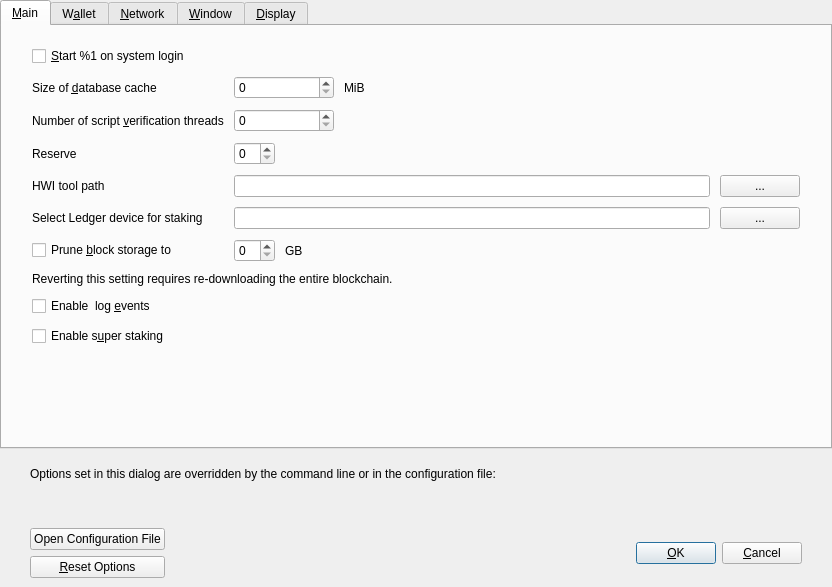
Old version of the form src/qt/forms/optionsdialog.ui in the repository Runebase/runebase.
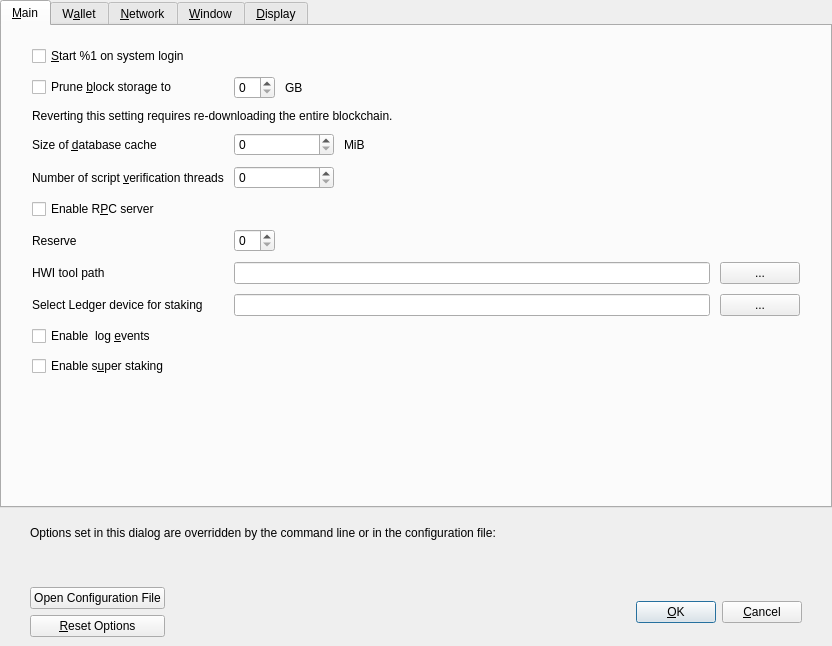
New version of the form. Custom widgets are drawn as their Qt base class.

```diff
--- a/src/qt/forms/optionsdialog.ui
+++ b/src/qt/forms/optionsdialog.ui
@@ -7,7 +7,7 @@
     <x>0</x>
     <y>0</y>
     <width>832</width>
-    <height>587</height>
+    <height>646</height>
    </rect>
   </property>
   <property name="windowTitle">
@@ -54,130 +54,12 @@
        <property name="bottomMargin">
         <number>20</number>
        </property>
-       <item>
-        <widget class="QCheckBox" name="bitcoinAtStartup">
-         <property name="toolTip">
-          <string>Automatically start %1 after logging in to the system.</string>
-         </property>
-         <property name="text">
-          <string>&amp;Start %1 on system login</string>
-         </property>
-        </widget>
-       </item>
        <item>
         <layout class="QGridLayout" name="gridLayout">
          <property name="verticalSpacing">
           <number>10</number>
          </property>
-         <item row="5" column="0">
-          <widget class="QCheckBox" name="prune">
-           <property name="toolTip">
-            <string>Enabling pruning significantly reduces the disk space required to store transactions. All blocks are still fully validated. Reverting this setting requires re-downloading the entire blockchain.</string>
-           </property>
-           <property name="text">
-            <string>Prune &amp;block storage to</string>
-           </property>
-          </widget>
-         </item>
-         <item row="1" column="0">
-          <widget class="QLabel" name="threadsScriptVerifLabel">
-           <property name="text">
-            <string>Number of script &amp;verification threads</string>
-           </property>
-           <property name="textFormat">
-            <enum>Qt::PlainText</enum>
-           </property>
-           <property name="buddy">
-            <cstring>threadsScriptVerif</cstring>
-           </property>
-          </widget>
-         </item>
-         <item row="5" column="1">
-          <layout class="QHBoxLayout" name="horizontalLayout_Main_Prune">
-           <item>
-            <widget class="QSpinBox" name="pruneSize"/>
-           </item>
-           <item>
-            <widget class="QLabel" name="pruneSizeUnitLabel">
-             <property name="text">
-              <string>GB</string>
-             </property>
-             <property name="textFormat">
-              <enum>Qt::PlainText</enum>
-             </property>
-            </widget>
-           </item>
-           <item>
-            <spacer name="horizontalSpacer_Main_Prune">
-             <property name="orientation">
-              <enum>Qt::Horizontal</enum>
-             </property>
-             <property name="sizeHint" stdset="0">
-              <size>
-               <width>40</width>
-               <height>20</height>
-              </size>
-             </property>
-            </spacer>
-           </item>
-          </layout>
-         </item>
-         <item row="3" column="1">
-          <layout class="QHBoxLayout" name="horizontalLayout">
-           <item>
-            <widget class="QLineEdit" name="txtHWIToolPath">
-             <property name="toolTip">
-              <string>Hardware wallet interface tool location on disk</string>
-             </property>
-            </widget>
-           </item>
-           <item>
-            <widget class="QPushButton" name="toolHWIPath">
-             <property name="text">
-              <string>...</string>
-             </property>
-            </widget>
-           </item>
-          </layout>
-         </item>
-         <item row="0" column="1">
-          <layout class="QHBoxLayout" name="horizontalLayout_2_Main">
-           <item>
-            <widget class="QSpinBox" name="databaseCache">
-             <property name="minimumSize">
-              <size>
-               <width>100</width>
-               <height>0</height>
-              </size>
-             </property>
-            </widget>
-           </item>
-           <item>
-            <widget class="QLabel" name="databaseCacheUnitLabel">
-             <property name="text">
-              <string>MiB</string>
-             </property>
-             <property name="textFormat">
-              <enum>Qt::PlainText</enum>
-             </property>
-            </widget>
-           </item>
-           <item>
-            <spacer name="horizontalSpacer_2_Main">
-             <property name="orientation">
-              <enum>Qt::Horizontal</enum>
-             </property>
-             <property name="sizeHint" stdset="0">
-              <size>
-               <width>40</width>
-               <height>20</height>
-              </size>
-             </property>
-            </spacer>
-           </item>
-          </layout>
-         </item>
-         <item row="1" column="1">
+         <item row="4" column="1">
           <layout class="QHBoxLayout" name="horizontalLayout_3_Main">
            <item>
             <widget class="QSpinBox" name="threadsScriptVerif">
@@ -207,18 +89,69 @@
            </item>
           </layout>
          </item>
-         <item row="6" column="0" colspan="2">
-          <widget class="QLabel" name="pruneWarning">
+         <item row="8" column="1">
+          <layout class="QHBoxLayout" name="horizontalLayout2">
+           <item>
+            <widget class="QLineEdit" name="txtStakeLedgerId">
+             <property name="toolTip">
+              <string>Fingerprint of the ledger that you want to be used for staking with hardware wallet</string>
+             </property>
+            </widget>
+           </item>
+           <item>
+            <widget class="QPushButton" name="toolStakeLedgerId">
+             <property name="text">
+              <string>...</string>
+             </property>
+            </widget>
+           </item>
+          </layout>
+         </item>
+         <item row="6" column="1">
+          <layout class="QHBoxLayout" name="horizontalLayout_3_Main_3">
+           <item>
+            <widget class="BitcoinAmountField" name="reserveBalance">
+             <property name="toolTip">
+              <string>Reserve amount that will not be used for staking</string>
+             </property>
+            </widget>
+           </item>
+           <item>
+            <spacer name="horizontalSpacer_3_Main_3">
+             <property name="orientation">
+              <enum>Qt::Horizontal</enum>
+             </property>
+             <property name="sizeHint" stdset="0">
+              <size>
+               <width>40</width>
+               <height>0</height>
+              </size>
+             </property>
+            </spacer>
+           </item>
+          </layout>
+         </item>
+         <item row="4" column="0">
+          <widget class="QLabel" name="threadsScriptVerifLabel">
+           <property name="toolTip">
+            <string extracomment="Tooltip text for Options window setting that sets the number of script verification threads. Explains that negative values mean to leave these many cores free to the system.">Set the number of script verification threads. Negative values correspond to the number of cores you want to leave free to the system.</string>
+           </property>
            <property name="text">
-            <string>Reverting this setting requires re-downloading the entire blockchain.</string>
+            <string>Number of script &amp;verification threads</string>
            </property>
            <property name="textFormat">
             <enum>Qt::PlainText</enum>
            </property>
+           <property name="buddy">
+            <cstring>threadsScriptVerif</cstring>
+           </property>
           </widget>
          </item>
-         <item row="0" column="0">
+         <item row="3" column="0">
           <widget class="QLabel" name="databaseCacheLabel">
+           <property name="toolTip">
+            <string extracomment="Tooltip text for Options window setting that sets the size of the database cache. Explains the corresponding effects of increasing/decreasing this value.">Maximum database cache size. A larger cache can contribute to faster sync, after which the benefit is less pronounced for most use cases. Lowering the cache size will reduce memory usage. Unused mempool memory is shared for this cache.</string>
+           </property>
            <property name="text">
             <string>Size of &amp;database cache</string>
            </property>
@@ -230,14 +163,99 @@
            </property>
           </widget>
          </item>
-         <item row="3" column="0">
+         <item row="2" column="0" colspan="2">
+          <widget class="QLabel" name="pruneWarning">
+           <property name="text">
+            <string>Reverting this setting requires re-downloading the entire blockchain.</string>
+           </property>
+           <property name="textFormat">
+            <enum>Qt::PlainText</enum>
+           </property>
+          </widget>
+         </item>
+         <item row="7" column="0">
           <widget class="QLabel" name="HWIToolLabel">
            <property name="text">
             <string>HWI tool path</string>
            </property>
           </widget>
          </item>
-         <item row="2" column="0">
+         <item row="1" column="0">
+          <widget class="QCheckBox" name="prune">
+           <property name="toolTip">
+            <string>Enabling pruning significantly reduces the disk space required to store transactions. All blocks are still fully validated. Reverting this setting requires re-downloading the entire blockchain.</string>
+           </property>
+           <property name="text">
+            <string>Prune &amp;block storage to</string>
+           </property>
+          </widget>
+         </item>
+         <item row="3" column="1">
+          <layout class="QHBoxLayout" name="horizontalLayout_2_Main">
+           <item>
+            <widget class="QSpinBox" name="databaseCache">
+             <property name="minimumSize">
+              <size>
+               <width>100</width>
+               <height>0</height>
+              </size>
+             </property>
+            </widget>
+           </item>
+           <item>
+            <widget class="QLabel" name="databaseCacheUnitLabel">
+             <property name="text">
+              <string>MiB</string>
+             </property>
+             <property name="textFormat">
+              <enum>Qt::PlainText</enum>
+             </property>
+            </widget>
+           </item>
+           <item>
+            <spacer name="horizontalSpacer_2_Main">
+             <property name="orientation">
+              <enum>Qt::Horizontal</enum>
+             </property>
+             <property name="sizeHint" stdset="0">
+              <size>
+               <width>40</width>
+               <height>20</height>
+              </size>
+             </property>
+            </spacer>
+           </item>
+          </layout>
+         </item>
+         <item row="0" column="0" colspan="2">
+          <widget class="QCheckBox" name="bitcoinAtStartup">
+           <property name="toolTip">
+            <string>Automatically start %1 after logging in to the system.</string>
+           </property>
+           <property name="text">
+            <string>&amp;Start %1 on system login</string>
+           </property>
+          </widget>
+         </item>
+         <item row="7" column="1">
+          <layout class="QHBoxLayout" name="horizontalLayout">
+           <item>
+            <widget class="QLineEdit" name="txtHWIToolPath">
+             <property name="toolTip">
+              <string>Hardware wallet interface tool location on disk</string>
+             </property>
+            </widget>
+           </item>
+           <item>
+            <widget class="QPushButton" name="toolHWIPath">
+             <property name="text">
+              <string>...</string>
+             </property>
+            </widget>
+           </item>
+          </layout>
+         </item>
+         <item row="6" column="0">
           <widget class="QLabel" name="reserveBalanceLabel">
            <property name="text">
             <string>Reserve</string>
@@ -250,63 +268,61 @@
            </property>
           </widget>
          </item>
-         <item row="4" column="1">
-          <layout class="QHBoxLayout" name="horizontalLayout2">
+         <item row="1" column="1">
+          <layout class="QHBoxLayout" name="horizontalLayout_Main_Prune">
            <item>
-            <widget class="QLineEdit" name="txtStakeLedgerId">
-             <property name="toolTip">
-              <string>Fingerprint of the ledger that you want to be used for staking with hardware wallet</string>
-             </property>
-            </widget>
+            <widget class="QSpinBox" name="pruneSize"/>
            </item>
            <item>
-            <widget class="QPushButton" name="toolStakeLedgerId">
+            <widget class="QLabel" name="pruneSizeUnitLabel">
              <property name="text">
-              <string>...</string>
+              <string>GB</string>
+             </property>
+             <property name="textFormat">
+              <enum>Qt::PlainText</enum>
              </property>
             </widget>
            </item>
+           <item>
+            <spacer name="horizontalSpacer_Main_Prune">
+             <property name="orientation">
+              <enum>Qt::Horizontal</enum>
+             </property>
+             <property name="sizeHint" stdset="0">
+              <size>
+               <width>40</width>
+               <height>20</height>
+              </size>
+             </property>
+            </spacer>
+           </item>
           </layout>
          </item>
-         <item row="4" column="0">
+         <item row="8" column="0">
           <widget class="QLabel" name="stakeLedgerIdlabel">
            <property name="text">
             <string>Select Ledger device for staking</string>
            </property>
           </widget>
          </item>
-         <item row="2" column="1">
-          <layout class="QHBoxLayout" name="horizontalLayout_3_Main_3">
-           <item>
-            <widget class="BitcoinAmountField" name="reserveBalance">
-             <property name="toolTip">
-              <string>Reserve amount that will not be used for staking</string>
-             </property>
-            </widget>
-           </item>
-           <item>
-            <spacer name="horizontalSpacer_3_Main_3">
-             <property name="orientation">
-              <enum>Qt::Horizontal</enum>
-             </property>
-             <property name="sizeHint" stdset="0">
-              <size>
-               <width>40</width>
-               <height>0</height>
-              </size>
-             </property>
-            </spacer>
-           </item>
-          </layout>
+         <item row="5" column="0" colspan="2">
+          <widget class="QCheckBox" name="enableServer">
+           <property name="toolTip">
+            <string extracomment="Tooltip text for Options window setting that enables the RPC server.">This allows you or a third party tool to communicate with the node through command-line and JSON-RPC commands.</string>
+           </property>
+           <property name="text">
+            <string extracomment="An Options window setting to enable the RPC server.">Enable R&amp;PC server</string>
+           </property>
+          </widget>
          </item>
-         <item row="7" column="0" colspan="2">
+         <item row="9" column="0" colspan="2">
           <widget class="QCheckBox" name="logEvents">
            <property name="text">
             <string>Enable  log &amp;events</string>
            </property>
           </widget>
          </item>
-         <item row="8" column="0" colspan="2">
+         <item row="10" column="0" colspan="2">
           <widget class="QCheckBox" name="superStaking">
            <property name="text">
             <string>Enable s&amp;uper staking</string>
@@ -350,6 +366,16 @@
        <property name="bottomMargin">
         <number>20</number>
        </property>
+       <item>
+        <widget class="QCheckBox" name="subFeeFromAmount">
+         <property name="toolTip">
+          <string extracomment="Tooltip text for Options window setting that sets subtracting the fee from a sending amount as default.">Whether to set subtract fee from amount as default or not.</string>
+         </property>
+         <property name="text">
+          <string extracomment="An Options window setting to set subtracting the fee from a sending amount as default.">Subtract &amp;fee from amount by default</string>
+         </property>
+        </widget>
+       </item>
        <item>
         <widget class="QGroupBox" name="groupBox">
          <property name="title">
@@ -379,6 +405,16 @@
             </property>
            </widget>
           </item>
+          <item>
+           <widget class="QCheckBox" name="m_enable_psbt_controls">
+            <property name="toolTip">
+             <string extracomment="Tooltip text for options window setting that enables PSBT controls.">Whether to show PSBT controls.</string>
+            </property>
+            <property name="text">
+             <string extracomment="An options window setting to enable PSBT controls.">Enable &amp;PSBT controls</string>
+            </property>
+           </widget>
+          </item>
           <item>
            <widget class="QCheckBox" name="zeroBalanceAddressToken">
             <property name="text">
@@ -927,10 +963,10 @@
          <item row="2" column="0">
           <widget class="QLabel" name="thirdPartyTxUrlsLabel">
            <property name="toolTip">
-            <string>Third party URLs (e.g. a block explorer) that appear in the transactions tab as context menu items. %s in the URL is replaced by transaction hash. Multiple URLs are separated by vertical bar |.</string>
+            <string>Third-party URLs (e.g. a block explorer) that appear in the transactions tab as context menu items. %s in the URL is replaced by transaction hash. Multiple URLs are separated by vertical bar |.</string>
            </property>
            <property name="text">
-            <string>&amp;Third party transaction URLs</string>
+            <string>&amp;Third-party transaction URLs</string>
            </property>
            <property name="buddy">
             <cstring>thirdPartyTxUrls</cstring>
@@ -947,7 +983,7 @@
          <item row="2" column="1">
           <widget class="QLineEdit" name="thirdPartyTxUrls">
            <property name="toolTip">
-            <string>Third party URLs (e.g. a block explorer) that appear in the transactions tab as context menu items. %s in the URL is replaced by transaction hash. Multiple URLs are separated by vertical bar |.</string>
+            <string>Third-party URLs (e.g. a block explorer) that appear in the transactions tab as context menu items. %s in the URL is replaced by transaction hash. Multiple URLs are separated by vertical bar |.</string>
            </property>
            <property name="placeholderText">
             <string notr="true">https://example.com/tx/%s</string>
```
